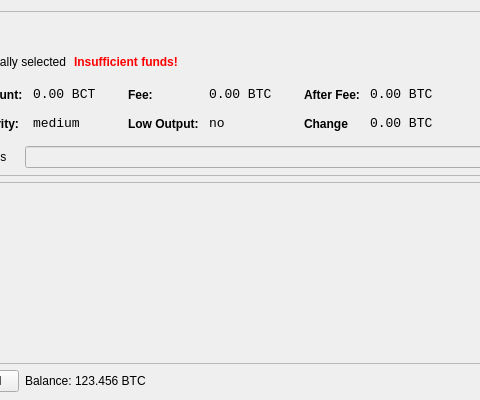
Old version of the form src/qt/forms/sendcoinsdialog.ui in the repository bitcointrustbct/bitcointrust_old; both pictures show x 162 to 642 and y 0 to 400 of the 850 by 400 pixel window.
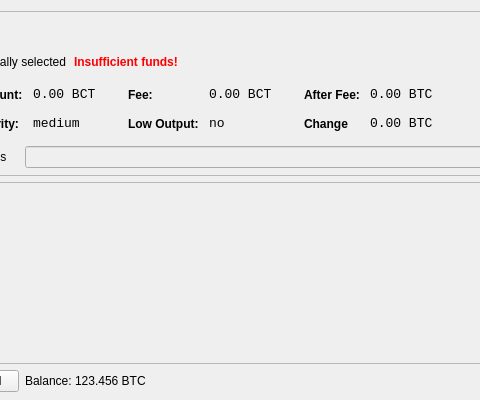
New version of the form. Icons and pictures are not drawn.

Patch:
```diff
--- a/src/qt/forms/sendcoinsdialog.ui
+++ b/src/qt/forms/sendcoinsdialog.ui
@@ -407,7 +407,7 @@
                   <enum>Qt::ActionsContextMenu</enum>
                  </property>
                  <property name="text">
-                  <string>0.00 BTC</string>
+                  <string>0.00 BCT</string>
                  </property>
                  <property name="textInteractionFlags">
                   <set>Qt::LinksAccessibleByMouse|Qt::TextSelectableByKeyboard|Qt::TextSelectableByMouse</set>
```
